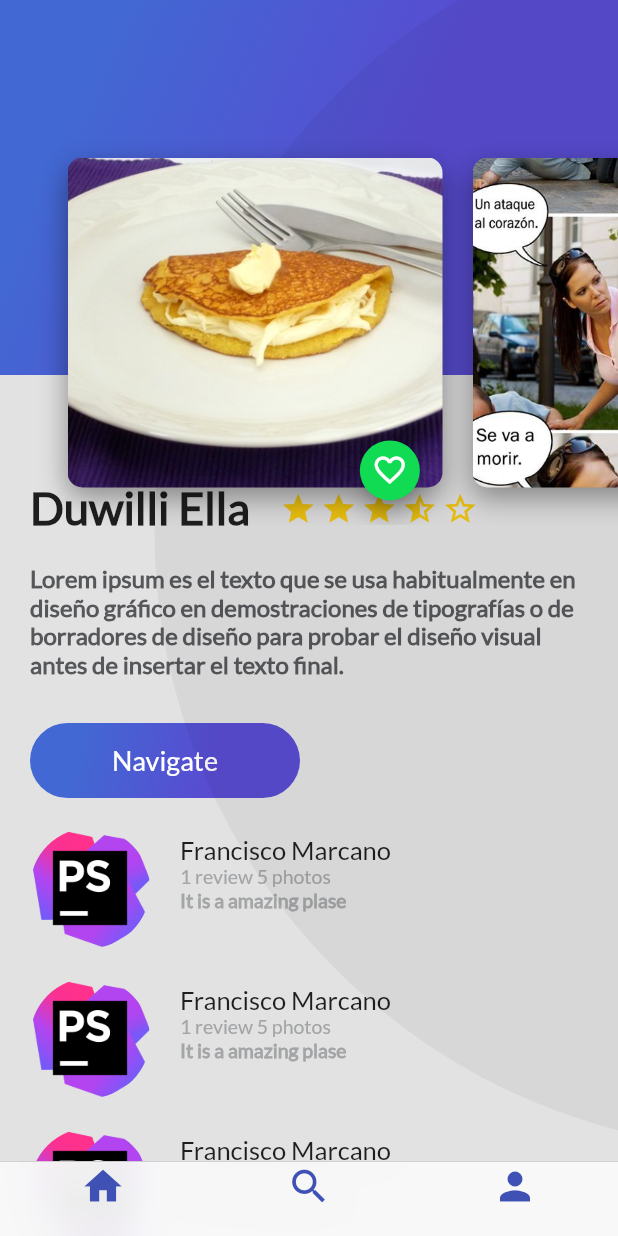
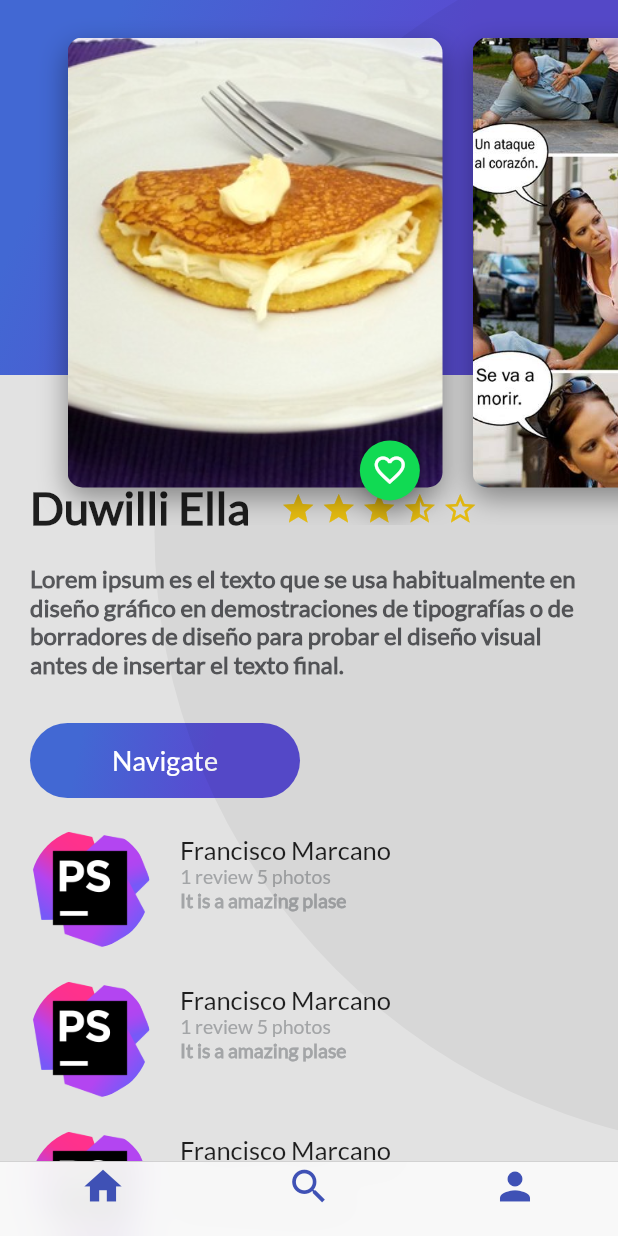
Before and after one commit to fjmn2001/platzi_trips_app, a Flutter app: the PlatziTripsCupertino screen opened directly, on a phone screen of 412 x 824 dp. Run offline on Flutter 3.47's test engine with Material 2 defaults, Android fonts, the phone set to English and light mode, and no system bars; our stand-ins replace cloud_firestore, firebase_auth, google_sign_in; missing offline and left inert: generic_bloc_provider; accounts and stored records are empty.

Commit message:
refactory card image widget

```diff
--- a/lib/Place/ui/screens/add_place_screen.dart
+++ b/lib/Place/ui/screens/add_place_screen.dart
@@ -1,5 +1,6 @@
 import 'dart:io';
 import 'package:flutter/material.dart';
+import 'package:platzitripsapp/Place/ui/widgets/card_image_with_fab_icon.dart';
 import 'package:platzitripsapp/Place/ui/widgets/text_input_location.dart';
 import 'package:platzitripsapp/widgets/gradient_back.dart';
 import 'package:platzitripsapp/widgets/text_input.dart';
@@ -59,7 +60,17 @@ class _AddPlaceScreen extends State<AddPlaceScreen> {
             margin: EdgeInsets.only(top: 120, bottom: 20),
             child: ListView(
               children: <Widget>[
-                Container(),
+                Container(
+                  alignment: Alignment.center,
+                  child: CardImageWithFabIcon(
+                    //pathImage: widget.image.path,
+                    pathImage: 'assets/img/logojetbrain.png',
+                    iconData: Icons.camera_alt,
+                    left: 20,
+                    height: 350,
+                    width: 250,
+                  ),
+                ),
                 Container(
                   margin: EdgeInsets.only(bottom: 20),
                   child: TextInput(
--- a/lib/Place/ui/widgets/card_image_list.dart
+++ b/lib/Place/ui/widgets/card_image_list.dart
@@ -1,6 +1,6 @@
 import 'package:flutter/material.dart';
 import 'package:flutter/rendering.dart';
-import 'package:platzitripsapp/Place/ui/widgets/card_image.dart';
+import 'package:platzitripsapp/Place/ui/widgets/card_image_with_fab_icon.dart';
 
 class CardImageList extends StatelessWidget {
   @override
@@ -11,9 +11,27 @@ class CardImageList extends StatelessWidget {
         padding: EdgeInsets.all(25),
         scrollDirection: Axis.horizontal,
         children: <Widget>[
-          CardImage('assets/img/cachapa-con-queso.jpg'),
-          CardImage('assets/img/chisteone.jpg'),
-          CardImage('assets/img/logojetbrain.png'),
+          CardImageWithFabIcon(
+            pathImage: 'assets/img/cachapa-con-queso.jpg',
+            iconData: Icons.favorite_border,
+            left: 20,
+            height: 350,
+            width: 250,
+          ),
+          CardImageWithFabIcon(
+            pathImage: 'assets/img/chisteone.jpg',
+            iconData: Icons.favorite_border,
+            left: 20,
+            height: 350,
+            width: 250,
+          ),
+          CardImageWithFabIcon(
+            pathImage: 'assets/img/logojetbrain.png',
+            iconData: Icons.favorite_border,
+            left: 20,
+            height: 350,
+            width: 250,
+          ),
         ],
       ),
     );
--- a/lib/Place/ui/widgets/card_image.dart
+++ b/lib/Place/ui/widgets/card_image_with_fab_icon.dart
@@ -2,21 +2,34 @@ import 'package:flutter/cupertino.dart';
 import 'package:flutter/material.dart';
 import 'package:platzitripsapp/widgets/floating_action_button_green.dart';
 
-class CardImage extends StatelessWidget {
-  String pathImage = 'assets/img/cachapa-con-queso.jpg';
+class CardImageWithFabIcon extends StatelessWidget {
+  final double height;
+  final double width;
+  final double left;
+  final String pathImage;
+  final VoidCallback onPressedFabIcon;
+  final IconData iconData;
 
-  CardImage(this.pathImage);
+  CardImageWithFabIcon({
+    Key key,
+    @required this.height,
+    @required this.width,
+    @required this.left,
+    @required this.pathImage,
+    @required this.onPressedFabIcon,
+    @required this.iconData
+  });
 
   @override
   Widget build(BuildContext context) {
     final card = Container(
-      height: 350,
-      width: 250,
-      margin: EdgeInsets.only(top: 80, left: 20),
+      height: height,
+      width: width,
+      margin: EdgeInsets.only(left: left),
       decoration: BoxDecoration(
           image: DecorationImage(
             fit: BoxFit.cover,
-            image: AssetImage(this.pathImage),
+            image: AssetImage(pathImage),
           ),
           borderRadius: BorderRadius.all(Radius.circular(10)),
         shape: BoxShape.rectangle,
@@ -33,7 +46,10 @@ class CardImage extends StatelessWidget {
       alignment: Alignment(0.9, 1.1),
       children: <Widget>[
         card,
-        FloatingActionButtonGreen()
+        FloatingActionButtonGreen(
+          iconData: iconData,
+          onPressed: onPressedFabIcon,
+        )
       ],
     );
   }
--- a/lib/widgets/floating_action_button_green.dart
+++ b/lib/widgets/floating_action_button_green.dart
@@ -1,6 +1,15 @@
 import 'package:flutter/material.dart';
 
 class FloatingActionButtonGreen extends StatefulWidget {
+  final IconData iconData;
+  final VoidCallback onPressed;
+
+  FloatingActionButtonGreen({
+    Key key,
+    @required this.iconData,
+    @required this.onPressed
+  });
+
   @override
   State<StatefulWidget> createState() {
     return _FloatingActionButtonGreen();
@@ -28,10 +37,11 @@ class _FloatingActionButtonGreen extends State<FloatingActionButtonGreen> {
       backgroundColor: Color(0xff11da53),
       mini: true,
       tooltip: 'Fav',
-      onPressed: onPressedFav,
-      child: Icon(
-        isFav ? Icons.favorite : Icons.favorite_border
-      ),
+      onPressed: widget.onPressed,
+      child: Icon(widget.iconData),
+//      child: Icon(
+//        isFav ? Icons.favorite : Icons.favorite_border
+//      ),
     );
   }
 
```
